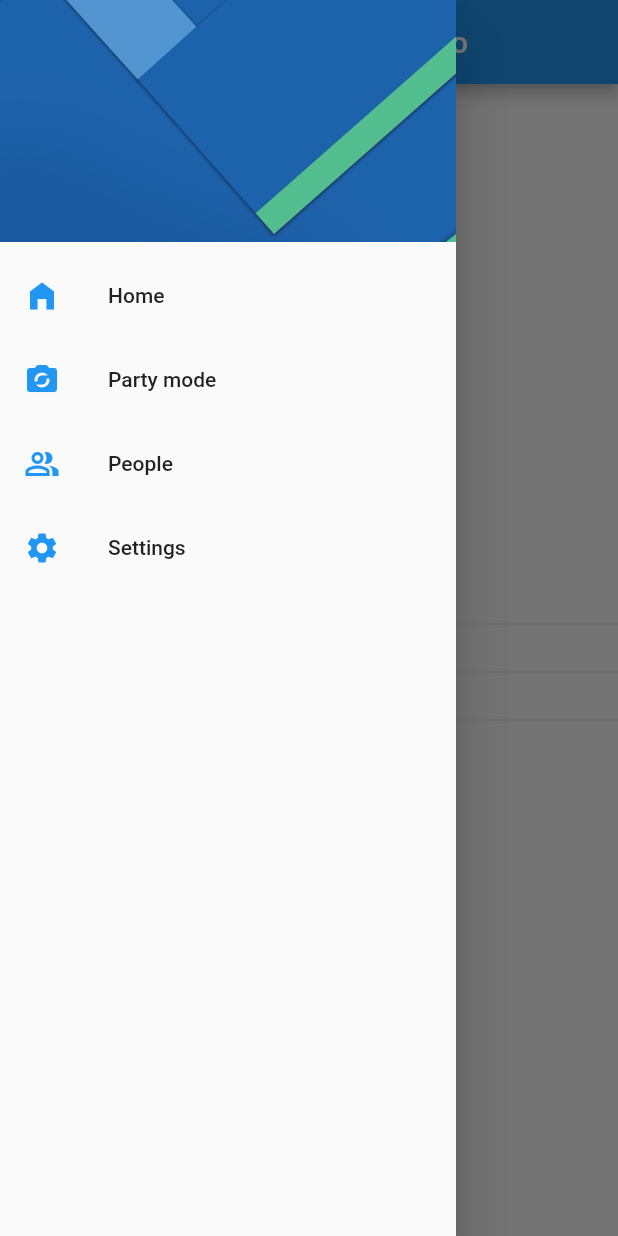
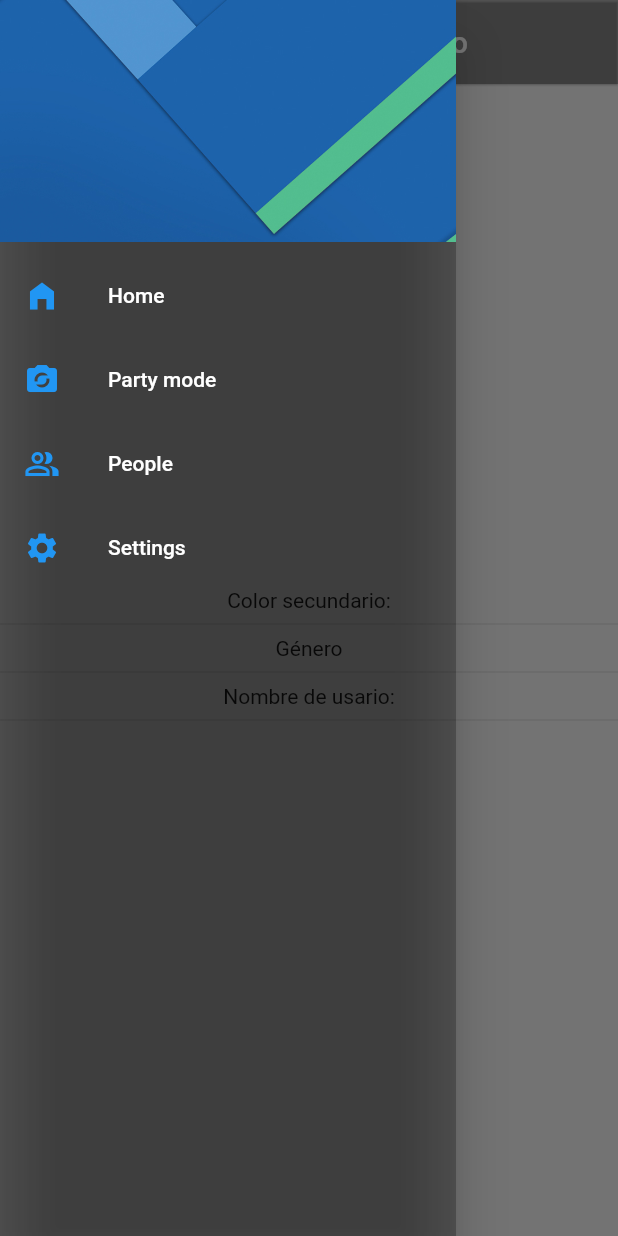
Before and after one commit to ddienu/UserPreferencesApp, a Flutter app: the screen it shows after launch, with the side drawer open, on a phone screen of 412 x 824 dp. Run offline on Flutter 3.47's test engine with Material 2 defaults, Android fonts, the light colour scheme and no system bars.

Commit message:
Add: Menu widget, update: Home page, update: Settings page
Create menu widget page which includes all the method _crearMenu to organize in a better way the code.
The menu widget page was included into the home and settings page.

```diff
--- a/lib/src/pages/home_page.dart
+++ b/lib/src/pages/home_page.dart
@@ -1,5 +1,6 @@
 import 'package:flutter/material.dart';
-import 'package:userpreferencesapp/src/pages/settings_page.dart';
+
+import 'package:userpreferencesapp/src/widgets/menu_widget.dart';
 
 
 class HomePage extends StatelessWidget {
@@ -11,10 +12,12 @@ class HomePage extends StatelessWidget {
   Widget build(BuildContext context) {
     return Scaffold(
       appBar: AppBar(
+        backgroundColor: Colors.black26,
+        elevation: 0.5,
         centerTitle: true,
         title: const Text('Preferencias de usuario'),
       ),
-      drawer: _crearMenu(context),
+      drawer: MenuWidget(),
       body: Column(
         mainAxisAlignment: MainAxisAlignment.center,
         children: const [
@@ -29,44 +32,4 @@ class HomePage extends StatelessWidget {
     );
 }
 
-  Drawer _crearMenu(BuildContext context) {
-    return Drawer(
-      child: ListView(
-        children: [
-          DrawerHeader(
-            child: Container(),
-            decoration: BoxDecoration(
-              image: DecorationImage(
-                image: AssetImage('assets/menu-img.jpg'),
-                fit: BoxFit.cover,
-                )
-            ),
-            ),
-            ListTile(
-              leading: Icon(Icons.home_filled, color: Colors.blue,),
-              title: Text('Home'),
-              onTap: () => Navigator.pushReplacementNamed(context, HomePage.routeName)
-            ),
-
-            ListTile(
-              leading: Icon(Icons.party_mode, color: Colors.blue,),
-              title: Text('Party mode'),
-              onTap: (){},
-            ),
-
-            ListTile(
-              leading: Icon(Icons.people_alt_outlined, color: Colors.blue,),
-              title: Text('People'),
-              onTap: (){},
-            ),
-
-            ListTile(
-              leading: Icon(Icons.settings, color: Colors.blue,),
-              title: Text('Settings'),
-              onTap: () => Navigator.pushReplacementNamed(context, SettingsPage.routeName)
-            ),
-        ],
-      ),
-      );
-  }
 }
--- a/lib/src/pages/settings_page.dart
+++ b/lib/src/pages/settings_page.dart
@@ -1,4 +1,5 @@
 import 'package:flutter/material.dart';
+import 'package:userpreferencesapp/src/widgets/menu_widget.dart';
 
 
 class SettingsPage extends StatelessWidget {
@@ -10,8 +11,12 @@ class SettingsPage extends StatelessWidget {
   Widget build(BuildContext context) {
     return Scaffold(
       appBar: AppBar(
+        centerTitle: true,
+        elevation: 0.5,
+        backgroundColor: Colors.black26,
         title: const Text('Ajustes'),
       ),
+      drawer: MenuWidget(),
       body: const Center(
         child: Text('Ajustes Page'),
       )
--- /dev/null
+++ b/lib/src/widgets/menu_widget.dart
@@ -0,0 +1,51 @@
+import 'package:flutter/material.dart';
+import 'package:userpreferencesapp/src/pages/home_page.dart';
+import 'package:userpreferencesapp/src/pages/settings_page.dart';
+
+
+class MenuWidget extends StatelessWidget {
+  const MenuWidget({Key? key}) : super(key: key);
+
+  @override
+  Widget build(BuildContext context) {
+    return Drawer(
+      backgroundColor: Colors.black26,
+      child: ListView(
+        children: [
+          DrawerHeader(
+            child: Container(),
+            decoration: BoxDecoration(
+              image: DecorationImage(
+                image: AssetImage('assets/menu-img.jpg'),
+                fit: BoxFit.cover,
+                )
+            ),
+            ),
+            ListTile(
+              leading: Icon(Icons.home_filled, color: Colors.blue,),
+              title: Text('Home', style: TextStyle(color: Colors.white),),
+              onTap: () => Navigator.pushReplacementNamed(context, HomePage.routeName)
+            ),
+
+            ListTile(
+              leading: Icon(Icons.party_mode, color: Colors.blue,),
+              title: Text('Party mode', style: TextStyle(color: Colors.white)),
+              onTap: (){},
+            ),
+
+            ListTile(
+              leading: Icon(Icons.people_alt_outlined, color: Colors.blue,),
+              title: Text('People', style: TextStyle(color: Colors.white)),
+              onTap: (){},
+            ),
+
+            ListTile(
+              leading: Icon(Icons.settings, color: Colors.blue,),
+              title: Text('Settings', style: TextStyle(color: Colors.white)),
+              onTap: () => Navigator.pushReplacementNamed(context, SettingsPage.routeName)
+            ),
+        ],
+      ),
+      );
+  }
+}
```
